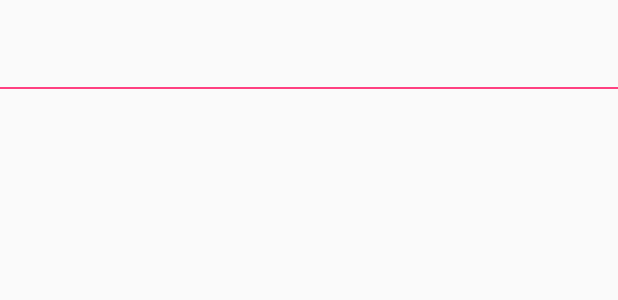
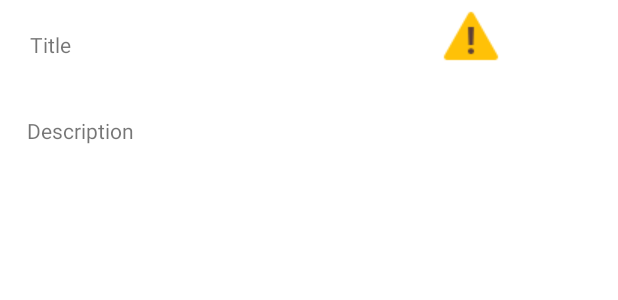
Before and after one commit to EnricGimeno/infoBilbaoUpdateRssLector, an Android app: the layout item_rss_feed.xml on its own in the app's theme, with its tools: preview values and no code run, on a phone screen of 412 x 824 dp. Shown: the top 300 px of the screen. Run offline under Robolectric (Android 15) with nearby library versions, the phone set to English and light mode, and no system bars.

Commit message:
Item list view with table layout

```diff
--- a/app/src/main/java/com/gimeno/enric/infobilbao/RSSParser/RSSFeedListAdapter.java
+++ b/app/src/main/java/com/gimeno/enric/infobilbao/RSSParser/RSSFeedListAdapter.java
@@ -43,7 +43,6 @@ public class RSSFeedListAdapter extends RecyclerView.Adapter<RSSFeedListAdapter.
         final RSSFeedModel rssFeedModel = mRssFeedModels.get(position);
         ((TextView) holder.rssFeedView.findViewById(R.id.titleText)).setText(rssFeedModel.title);
         ((TextView) holder.rssFeedView.findViewById(R.id.descriptionText)).setText(rssFeedModel.description);
-        ((TextView) holder.rssFeedView.findViewById(R.id.linkText)).setText(rssFeedModel.link);
     }
 
     @Override
--- a/app/src/main/res/layout/item_rss_feed.xml
+++ b/app/src/main/res/layout/item_rss_feed.xml
@@ -1,27 +1,99 @@
 <?xml version="1.0" encoding="utf-8"?>
-<LinearLayout xmlns:android="http://schemas.android.com/apk/res/android"
+<TableLayout xmlns:android="http://schemas.android.com/apk/res/android"
+    android:layout_width="match_parent"
+    android:layout_height="match_parent"
+    android:shrinkColumns="*"
+    android:stretchColumns="*"
+    android:background="#ffffff">
+
+    <TableRow
+        android:layout_height="wrap_content"
+        android:layout_width="fill_parent">
+        <TextView
+            android:id="@+id/titleText"
+            android:text="Title"
+            android:layout_weight="0.75"
+            android:padding="20dip"
+           />
+        <ImageView
+            android:id="@+id/icon"
+            android:layout_width="wrap_content"
+            android:layout_height="wrap_content"
+            android:textAlignment="center"
+            android:src="@drawable/alert"/>
+    </TableRow>
+    <TableRow
+        android:layout_height="wrap_content"
+        android:layout_width="match_parent">
+        <TextView
+            android:id="@+id/descriptionText"
             android:layout_width="match_parent"
             android:layout_height="wrap_content"
-    android:orientation="vertical">
+            android:text="Description"
+            android:padding="18dip"
+            android:layout_span="2"/>
+    </TableRow>
+</TableLayout>
+    <!--
+    <?xml version="1.0" encoding="utf-8"?>
+    <RelativeLayout xmlns:android="http://schemas.android.com/apk/res/android"
+        android:layout_width="match_parent"
+        android:layout_height="match_parent"
+        android:orientation="vertical"
+        android:paddingLeft="10dp"
+        android:paddingRight="10dp"
+        android:paddingBottom="5dp"
+        android:paddingTop="5dp">
 
         <TextView
             android:id="@+id/titleText"
-        android:layout_width="match_parent"
+            android:layout_width="wrap_content"
             android:layout_height="wrap_content"
-        android:textStyle="bold" />
+            android:text="Title"
+            android:textSize="20dp"
+            android:textStyle="bold"
+            android:textAlignment="center"/>
+        <ImageView
+            android:id="@+id/icon"
+            android:layout_width="wrap_content"
+            android:layout_height="wrap_content"
+            android:textSize="20dp"
+            android:textStyle="bold"
+            android:textAlignment="center"
+            android:src="@drawable/alert"
+            android:layout_alignBaseline="@+id/titleText"
+            android:layout_alignBottom="@+id/titleText"
+
+            />
 
         <TextView
             android:id="@+id/descriptionText"
             android:layout_width="match_parent"
-        android:layout_height="wrap_content" />
+            android:layout_height="wrap_content"
+            android:text="Description"
+            android:textSize="20dp"
+            android:textStyle="bold"
+            android:layout_below="@+id/titleText"/>
+    -->
 
-    <TextView
-        android:id="@+id/linkText"
-        android:layout_width="match_parent"
-        android:layout_height="wrap_content" />
 
-    <View
-        android:layout_width="match_parent"
-        android:layout_height="1dp"
-        android:background="@color/colorAccent" />
-</LinearLayout>
+    <!--<TextView-->
+        <!--android:id="@+id/titleText"-->
+        <!--android:layout_width="match_parent"-->
+        <!--android:layout_height="wrap_content"-->
+        <!--android:textStyle="bold" />-->
+
+    <!--<TextView-->
+        <!--android:id="@+id/descriptionText"-->
+        <!--android:layout_width="match_parent"-->
+        <!--android:layout_height="wrap_content" />-->
+
+    <!--<TextView-->
+        <!--android:id="@+id/linkText"-->
+        <!--android:layout_width="match_parent"-->
+        <!--android:layout_height="wrap_content" />-->
+
+    <!--<View-->
+        <!--android:layout_width="match_parent"-->
+        <!--android:layout_height="1dp"-->
+        <!--android:background="@color/colorAccent" />-->
```
Also changed, not shown: app/src/main/java/com/gimeno/enric/infobilbao/DownloadFeedTask.java (line endings or trailing spaces), app/src/main/res/drawable/alert.png (added). Lines whose indentation alone changed are shown as unchanged.
